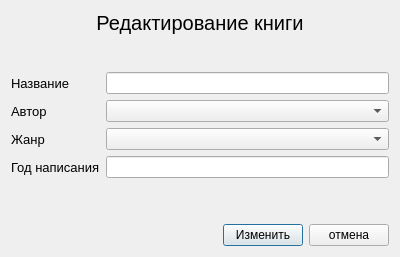
Above: book_change_dialog.ui from Charmpy/library-project before the change. Below: the same form after it.
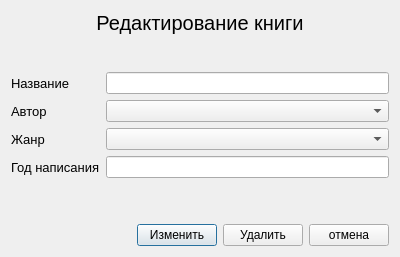
That is the form after the change.

Commit message: 16.11.2020 BookWidget(ready) beginning UsersWidget

Patch:
```diff
--- a/book_change_dialog.ui
+++ b/book_change_dialog.ui
@@ -167,6 +167,13 @@
        </property>
       </widget>
      </item>
+     <item>
+      <widget class="QPushButton" name="delete_btn">
+       <property name="text">
+        <string>Удалить</string>
+       </property>
+      </widget>
+     </item>
      <item>
       <widget class="QPushButton" name="cancel_btn">
        <property name="text">
```
The commit also changes 6 other files.
